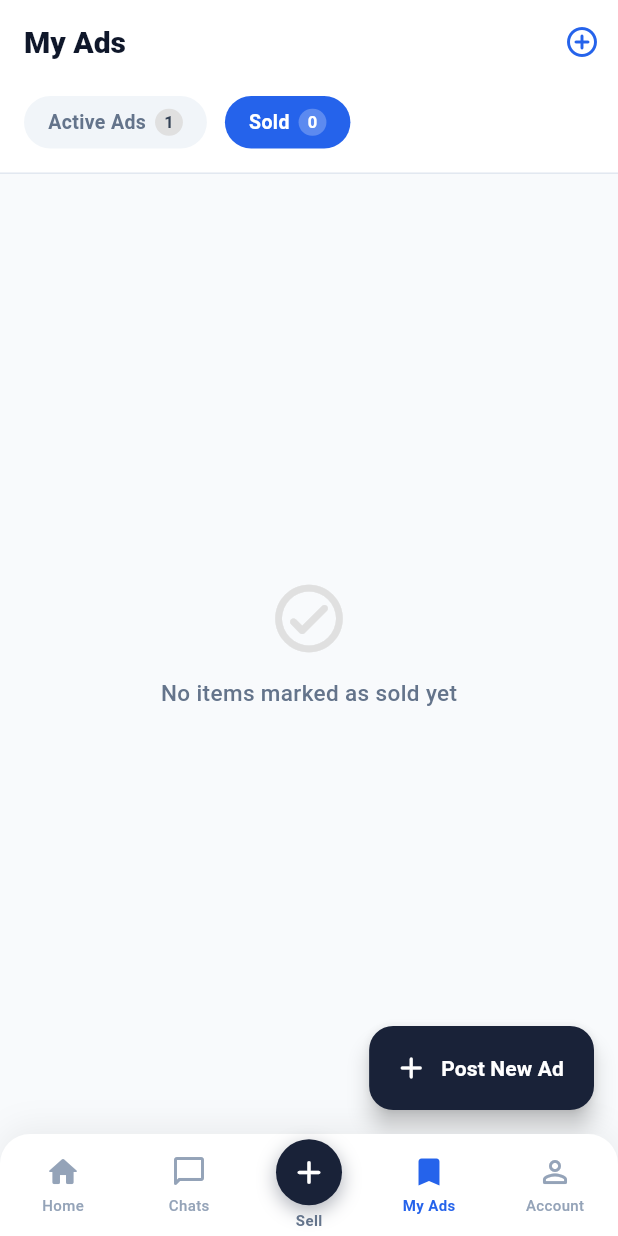
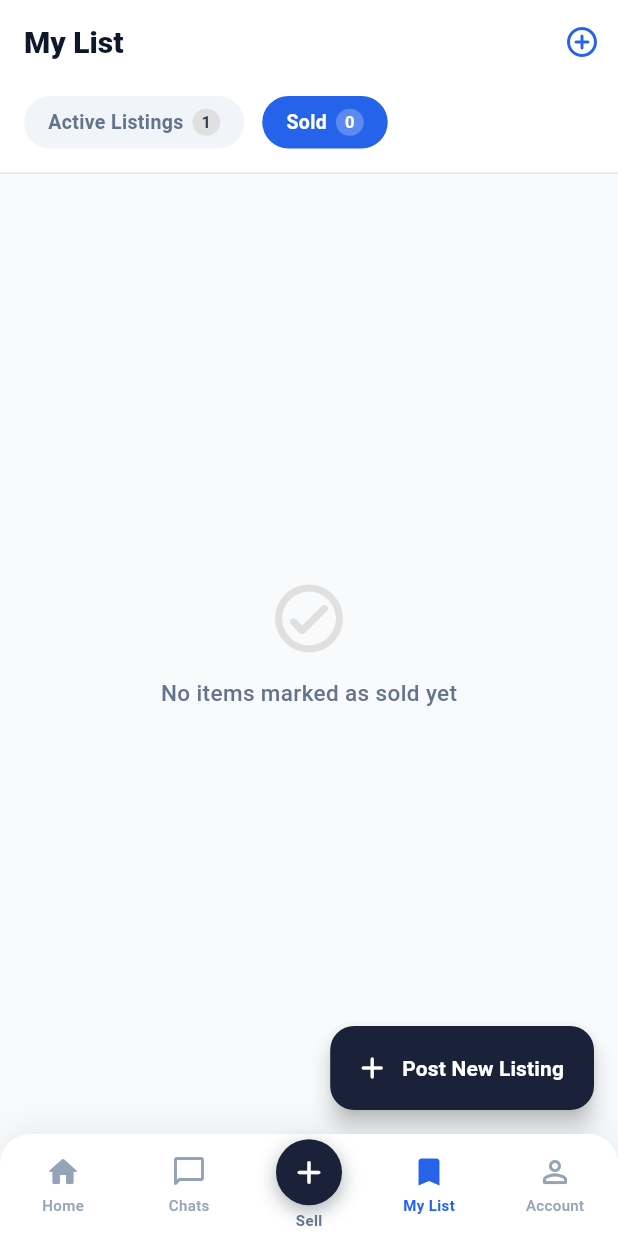
Before and after one commit to Anuragzha/CampusKart, a Flutter app: the MyListingsScreen screen opened by its route, after a tap on the "delete outline" icon, after a tap on "Sold", on a phone screen of 412 x 824 dp. Run offline on Flutter 3.47's test engine with Material 3 defaults, Android fonts, the phone set to English and light mode, and no system bars; our stand-ins replace cloud_firestore, firebase_auth, firebase_core, flutter_riverpod, go_router; accounts and stored records are empty; network calls fail.

Commit message:
docs: update README, ARCHITECTURE, and TODO docs; rename My Ads to My List across navigation and screens

```diff
--- a/lib/src/features/chat/presentation/screens/inbox_screen.dart
+++ b/lib/src/features/chat/presentation/screens/inbox_screen.dart
@@ -101,10 +101,12 @@ class _InboxScreenState extends State<InboxScreen> {
   @override
   Widget build(BuildContext context) {
     final filteredThreads = _mockThreads.where((thread) {
-      if (_selectedTab == 'Buying' && thread.role != _ChatRole.buying)
+      if (_selectedTab == 'Buying' && thread.role != _ChatRole.buying) {
         return false;
-      if (_selectedTab == 'Selling' && thread.role != _ChatRole.selling)
+      }
+      if (_selectedTab == 'Selling' && thread.role != _ChatRole.selling) {
         return false;
+      }
       if (_searchQuery.isNotEmpty) {
         final query = _searchQuery.toLowerCase();
         return thread.name.toLowerCase().contains(query) ||
--- a/lib/src/features/listings/presentation/screens/listing_detail_screen.dart
+++ b/lib/src/features/listings/presentation/screens/listing_detail_screen.dart
@@ -136,8 +136,9 @@ class _ListingDetailScreenState extends ConsumerState<ListingDetailScreen> {
                             ),
                           ],
                           onChanged: (val) {
-                            if (val != null)
+                            if (val != null) {
                               setModalState(() => selectedLocation = val);
+                            }
                           },
                         ),
                       ),
@@ -180,8 +181,9 @@ class _ListingDetailScreenState extends ConsumerState<ListingDetailScreen> {
                             ),
                           ],
                           onChanged: (val) {
-                            if (val != null)
+                            if (val != null) {
                               setModalState(() => selectedPayment = val);
+                            }
                           },
                         ),
                       ),
--- a/lib/src/features/listings/presentation/screens/my_listings_screen.dart
+++ b/lib/src/features/listings/presentation/screens/my_listings_screen.dart
@@ -30,7 +30,7 @@ class _MyListingsScreenState extends ConsumerState<MyListingsScreen> {
         elevation: 0,
         automaticallyImplyLeading: false,
         title: const Text(
-          'My Ads',
+          'My List',
           style: TextStyle(
             color: Color(0xFF0F172A),
             fontWeight: FontWeight.w800,
@@ -53,7 +53,7 @@ class _MyListingsScreenState extends ConsumerState<MyListingsScreen> {
         onPressed: () => context.push('/create-listing'),
         icon: const Icon(Icons.add_rounded),
         label: const Text(
-          'Post New Ad',
+          'Post New Listing',
           style: TextStyle(fontWeight: FontWeight.w700),
         ),
       ),
@@ -79,7 +79,7 @@ class _MyListingsScreenState extends ConsumerState<MyListingsScreen> {
                   child: Row(
                     children: [
                       _ToggleChip(
-                        label: 'Active Ads',
+                        label: 'Active Listings',
                         selected: _showActive,
                         count: activeListings.length,
                         onTap: () => setState(() => _showActive = true),
@@ -97,7 +97,7 @@ class _MyListingsScreenState extends ConsumerState<MyListingsScreen> {
 
                 const Divider(height: 1, color: Color(0xFFE2E8F0)),
 
-                // ── Ads List ──────────────────────────────────────────
+                // ── Listings List ─────────────────────────────────────
                 Expanded(
                   child: currentList.isEmpty
                       ? Center(
@@ -114,7 +114,7 @@ class _MyListingsScreenState extends ConsumerState<MyListingsScreen> {
                               const SizedBox(height: 12),
                               Text(
                                 _showActive
-                                    ? 'You have no active ads yet'
+                                    ? 'You have no active listings yet'
                                     : 'No items marked as sold yet',
                                 style: const TextStyle(
                                   color: AppColors.textSecondary,
@@ -128,7 +128,7 @@ class _MyListingsScreenState extends ConsumerState<MyListingsScreen> {
                                   onPressed: () =>
                                       context.push('/create-listing'),
                                   icon: const Icon(Icons.add_rounded),
-                                  label: const Text('Post Your First Ad'),
+                                  label: const Text('Post Your First Listing'),
                                   style: FilledButton.styleFrom(
                                     backgroundColor: AppColors.primary,
                                   ),
@@ -307,7 +307,7 @@ class _MyListingsScreenState extends ConsumerState<MyListingsScreen> {
                                                   ).showSnackBar(
                                                     const SnackBar(
                                                       content: Text(
-                                                        'Ad deleted',
+                                                        'Listing deleted',
                                                       ),
                                                     ),
                                                   );
--- a/lib/src/features/main_shell/main_shell.dart
+++ b/lib/src/features/main_shell/main_shell.dart
@@ -17,9 +17,13 @@ class MainShell extends StatelessWidget {
 
     return Scaffold(
       backgroundColor: AppColors.background,
-      appBar: isDesktop ? _DesktopTopNavBar(navigationShell: navigationShell) : null,
+      appBar: isDesktop
+          ? _DesktopTopNavBar(navigationShell: navigationShell)
+          : null,
       body: navigationShell,
-      bottomNavigationBar: isDesktop ? null : _MobileBottomNavBar(navigationShell: navigationShell),
+      bottomNavigationBar: isDesktop
+          ? null
+          : _MobileBottomNavBar(navigationShell: navigationShell),
     );
   }
 }
@@ -121,11 +125,11 @@ class _MobileBottomNavBar extends StatelessWidget {
                 ),
               ),
 
-              // 4. My Ads
+              // 4. My List
               _MobileNavItem(
                 icon: Icons.bookmark_outline_rounded,
                 selectedIcon: Icons.bookmark_rounded,
-                label: 'My Ads',
+                label: 'My List',
                 selected: currentIndex == 2,
                 onTap: () => _onTap(2),
               ),
@@ -287,7 +291,7 @@ class _DesktopTopNavBar extends StatelessWidget implements PreferredSizeWidget {
                 ),
                 const SizedBox(width: 4),
                 _DesktopNavLink(
-                  label: 'My Ads',
+                  label: 'My List',
                   icon: Icons.bookmark_outline_rounded,
                   selected: currentIndex == 2,
                   onTap: () => _onTap(2),
@@ -305,14 +309,24 @@ class _DesktopTopNavBar extends StatelessWidget implements PreferredSizeWidget {
                 // ── Dark Navy Center Sell Button on Desktop ───────────
                 FilledButton.icon(
                   onPressed: () => context.push('/create-listing'),
-                  icon: const Icon(Icons.add_rounded, size: 18, color: Colors.white),
+                  icon: const Icon(
+                    Icons.add_rounded,
+                    size: 18,
+                    color: Colors.white,
+                  ),
                   label: const Text(
                     'Sell',
-                    style: TextStyle(fontWeight: FontWeight.w700, color: Colors.white),
+                    style: TextStyle(
+                      fontWeight: FontWeight.w700,
+                      color: Colors.white,
+                    ),
                   ),
                   style: FilledButton.styleFrom(
                     backgroundColor: AppColors.navy,
-                    padding: const EdgeInsets.symmetric(horizontal: 16, vertical: 10),
+                    padding: const EdgeInsets.symmetric(
+                      horizontal: 16,
+                      vertical: 10,
+                    ),
                     shape: RoundedRectangleBorder(
                       borderRadius: BorderRadius.circular(10),
                     ),
--- a/lib/src/features/profile/presentation/screens/profile_screen.dart
+++ b/lib/src/features/profile/presentation/screens/profile_screen.dart
@@ -145,7 +145,7 @@ class ProfileScreen extends StatelessWidget {
                     IntrinsicHeight(
                       child: Row(
                         children: [
-                          _buildStatItem('8', 'Active Ads'),
+                          _buildStatItem('8', 'Listings'),
                           VerticalDivider(
                             color: Colors.grey.shade200,
                             width: 1,
@@ -180,7 +180,7 @@ class ProfileScreen extends StatelessWidget {
                     _buildMenuItem(
                       context,
                       icon: Icons.bookmark_outline_rounded,
-                      label: 'My Ads & Listings',
+                      label: 'My List',
                       onTap: () => context.go('/my-listings'),
                     ),
                     _buildDivider(),
```
Also changed, not shown: 5 other files.
